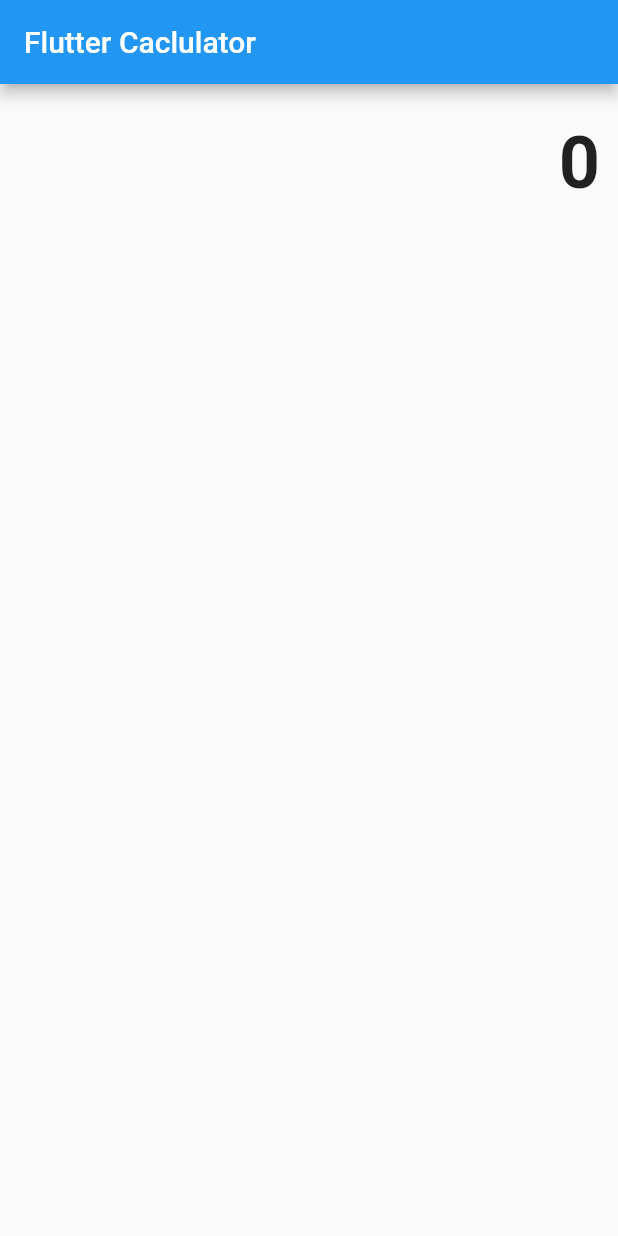
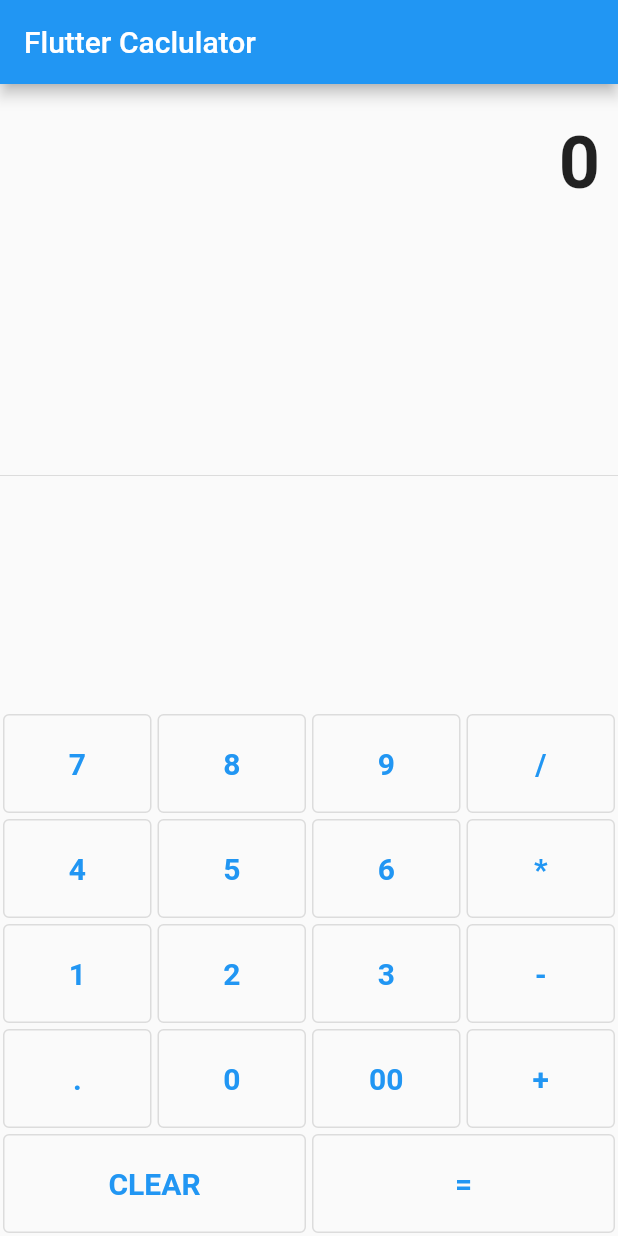
Before and after one commit to VishwasPrabhu18/Flutter-Calculator, a Flutter app: the screen it shows after launch, on a phone screen of 412 x 824 dp. Run offline on Flutter 3.47's test engine with Material 2 defaults, Android fonts, the phone set to English and light mode, and no system bars.

Commit message:
third commit

```diff
--- a/lib/main.dart
+++ b/lib/main.dart
@@ -1,4 +1,6 @@
 import 'package:flutter/material.dart';
+
+import './screens/Calculator_Page.dart';
 
 void main() => runApp(const MyApp());
 
@@ -17,34 +19,3 @@ class MyApp extends StatelessWidget {
     );
   }
 }
-
-class CalculatorPage extends StatefulWidget {
-  final String title;
-  const CalculatorPage({super.key, required this.title});
-
-  @override
-  State<CalculatorPage> createState() => _CalculatorPageState();
-}
-
-class _CalculatorPageState extends State<CalculatorPage> {
-  @override
-  Widget build(BuildContext context) {
-    return Scaffold(
-      appBar: AppBar(
-        title: Text(widget.title),
-      ),
-      body: Column(
-        children: <Widget>[
-          Container(
-            alignment: Alignment.centerRight,
-            padding: const EdgeInsets.symmetric(vertical: 24.0, horizontal: 12.0),
-            child: const Text("0", style: TextStyle(
-              fontSize: 48.0,
-              fontWeight: FontWeight.bold
-            ),
-            ),
-          )
-        ]),
-    );
-  }
-}
--- /dev/null
+++ b/lib/screens/Calculator_Page.dart
@@ -0,0 +1,121 @@
+import 'package:flutter/material.dart';
+
+class CalculatorPage extends StatefulWidget {
+  final String title;
+  const CalculatorPage({super.key, required this.title});
+
+  @override
+  State<CalculatorPage> createState() => _CalculatorPageState();
+}
+
+class _CalculatorPageState extends State<CalculatorPage> {
+  String output = "0";
+  String _output = "0";
+  double num1 = 0;
+  double num2 = 0;
+  String operand = "";
+
+  buttonPressed(String btnTxt) {
+    if (btnTxt == "CLEAR") {
+      _output = "0";
+      num1 = 0;
+      num2 = 0;
+      operand = "";
+    } else if (btnTxt == "+" ||
+        btnTxt == "-" ||
+        btnTxt == "*" ||
+        btnTxt == "/") {
+      num1 = double.parse(output);
+      operand = btnTxt;
+      _output = "0";
+    } else if (btnTxt == ".") {
+      if (_output.contains(".")) {
+        // ignore: avoid_print
+        print(output); //27:19
+      }
+    }
+  }
+
+  Widget buildButton(String btnText) {
+    return Expanded(
+      child: SizedBox(
+        height: 70.0,
+        child: Padding(
+          padding: const EdgeInsets.all(2.0),
+          child: OutlinedButton(
+            child: Text(
+              btnText,
+              style:
+                  const TextStyle(fontSize: 20.0, fontWeight: FontWeight.bold),
+            ),
+            onPressed: () => buttonPressed(btnText),
+          ),
+        ),
+      ),
+    );
+  }
+
+  @override
+  Widget build(BuildContext context) {
+    return Scaffold(
+      appBar: AppBar(
+        title: Text(widget.title),
+      ),
+      body: Column(children: <Widget>[
+        Container(
+          alignment: Alignment.centerRight,
+          padding: const EdgeInsets.symmetric(vertical: 24.0, horizontal: 12.0),
+          child: Text(
+            output,
+            style: const TextStyle(fontSize: 48.0, fontWeight: FontWeight.bold),
+          ),
+        ),
+        const Expanded(
+          child: Divider(),
+        ),
+        Column(
+          children: [
+            Row(
+              children: [
+                buildButton("7"),
+                buildButton("8"),
+                buildButton("9"),
+                buildButton("/"),
+              ],
+            ),
+            Row(
+              children: [
+                buildButton("4"),
+                buildButton("5"),
+                buildButton("6"),
+                buildButton("*"),
+              ],
+            ),
+            Row(
+              children: [
+                buildButton("1"),
+                buildButton("2"),
+                buildButton("3"),
+                buildButton("-"),
+              ],
+            ),
+            Row(
+              children: [
+                buildButton("."),
+                buildButton("0"),
+                buildButton("00"),
+                buildButton("+"),
+              ],
+            ),
+            Row(
+              children: [
+                buildButton("CLEAR"),
+                buildButton("="),
+              ],
+            ),
+          ],
+        )
+      ]),
+    );
+  }
+}
```
Also changed, not shown: 1 other file.
